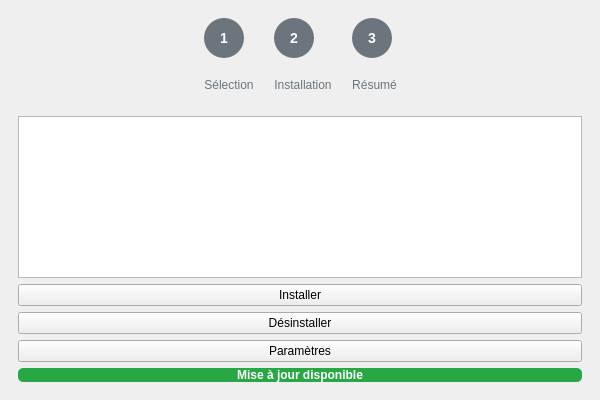
This is mainwindow.ui in Sacdeneu/OnBoarder as Qt 5 draws it before an edit. The edited form follows.
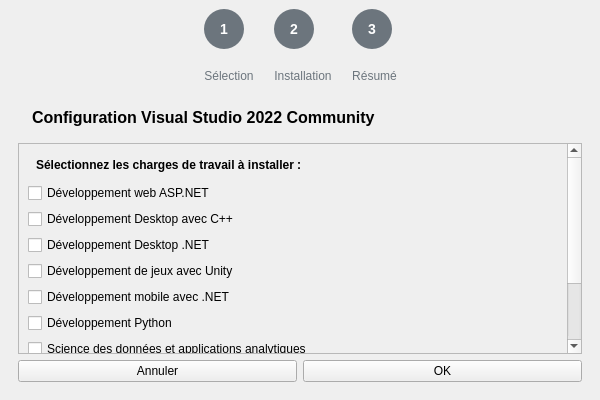
This is the edited form. The open tabs and pages were chosen to show the change.

Commit message: Added Rider, Sourcetree, custom install for visual studio 2022 and UI Fixes

Diff of the .ui file:
```diff
--- a/mainwindow.ui
+++ b/mainwindow.ui
@@ -17,81 +17,164 @@
    <layout class="QVBoxLayout" name="mainLayout">
     <!-- Stepper -->
     <item>
-     <widget class="QWidget" name="stepIndicatorWidget">
-      <layout class="QHBoxLayout" name="stepIndicatorLayout">
-       <property name="spacing">
-        <number>20</number>
-       </property>
-       <item><spacer name="horizontalSpacer_1"><property name="orientation"><enum>Qt::Horizontal</enum></property><property name="sizeHint" stdset="0"><size><width>40</width><height>20</height></size></property></spacer></item>
-       <!-- Step 1 -->
-       <item>
-        <layout class="QVBoxLayout" name="step1Layout">
-         <item>
-          <widget class="QLabel" name="labelStepCircle1">
-           <property name="minimumSize"><size><width>40</width><height>40</height></size></property>
-           <property name="maximumSize"><size><width>40</width><height>40</height></size></property>
-           <property name="text"><string>1</string></property>
-           <property name="alignment"><set>Qt::AlignCenter</set></property>
-           <property name="styleSheet"><string>QLabel { background-color: #6c757d; color: white; border-radius: 20px; font-weight: bold; font-size: 14px; }</string></property>
-          </widget>
-         </item>
-         <item>
-          <widget class="QLabel" name="labelStep1">
-           <property name="text"><string>Sélection</string></property>
-           <property name="alignment"><set>Qt::AlignCenter</set></property>
-           <property name="styleSheet"><string>font-size: 12px; color: #6c757d;</string></property>
-          </widget>
-         </item>
-        </layout>
-       </item>
-       <!-- Step 2 -->
-       <item>
-        <layout class="QVBoxLayout" name="step2Layout">
-         <item>
-          <widget class="QLabel" name="labelStepCircle2">
-           <property name="minimumSize"><size><width>40</width><height>40</height></size></property>
-           <property name="maximumSize"><size><width>40</width><height>40</height></size></property>
-           <property name="text"><string>2</string></property>
-           <property name="alignment"><set>Qt::AlignCenter</set></property>
-           <property name="styleSheet"><string>QLabel { background-color: #6c757d; color: white; border-radius: 20px; font-weight: bold; font-size: 14px; }</string></property>
-          </widget>
-         </item>
-         <item>
-          <widget class="QLabel" name="labelStep2">
-           <property name="text"><string>Installation</string></property>
-           <property name="alignment"><set>Qt::AlignCenter</set></property>
-           <property name="styleSheet"><string>font-size: 12px; color: #6c757d;</string></property>
-          </widget>
-         </item>
-        </layout>
-       </item>
-       <!-- Step 3 -->
-       <item>
-        <layout class="QVBoxLayout" name="step3Layout">
-         <item>
-          <widget class="QLabel" name="labelStepCircle3">
-           <property name="minimumSize"><size><width>40</width><height>40</height></size></property>
-           <property name="maximumSize"><size><width>40</width><height>40</height></size></property>
-           <property name="text"><string>3</string></property>
-           <property name="alignment"><set>Qt::AlignCenter</set></property>
-           <property name="styleSheet"><string>QLabel { background-color: #6c757d; color: white; border-radius: 20px; font-weight: bold; font-size: 14px; }</string></property>
-          </widget>
-         </item>
-         <item>
-          <widget class="QLabel" name="labelStep3">
-           <property name="text"><string>Résumé</string></property>
-           <property name="alignment"><set>Qt::AlignCenter</set></property>
-           <property name="styleSheet"><string>font-size: 12px; color: #6c757d;</string></property>
-          </widget>
-         </item>
-        </layout>
-       </item>
-       <item><spacer name="horizontalSpacer_2"><property name="orientation"><enum>Qt::Horizontal</enum></property><property name="sizeHint" stdset="0"><size><width>40</width><height>20</height></size></property></spacer></item>
-      </layout>
-     </widget>
+     <layout class="QHBoxLayout" name="stepIndicatorLayout">
+      <property name="spacing">
+       <number>20</number>
+      </property>
+      <item>
+       <spacer name="horizontalSpacer_1">
+        <property name="orientation">
+         <enum>Qt::Orientation::Horizontal</enum>
+        </property>
+        <property name="sizeHint" stdset="0">
+         <size>
+          <width>40</width>
+          <height>20</height>
+         </size>
+        </property>
+       </spacer>
+      </item>
+      <item>
+       <layout class="QVBoxLayout" name="step1Layout">
+        <item>
+         <widget class="QLabel" name="labelStepCircle1">
+          <property name="minimumSize">
+           <size>
+            <width>40</width>
+            <height>40</height>
+           </size>
+          </property>
+          <property name="maximumSize">
+           <size>
+            <width>40</width>
+            <height>40</height>
+           </size>
+          </property>
+          <property name="styleSheet">
+           <string>QLabel { background-color: #6c757d; color: white; border-radius: 20px; font-weight: bold; font-size: 14px; }</string>
+          </property>
+          <property name="text">
+           <string>1</string>
+          </property>
+          <property name="alignment">
+           <set>Qt::AlignmentFlag::AlignCenter</set>
+          </property>
+         </widget>
+        </item>
+        <item>
+         <widget class="QLabel" name="labelStep1">
+          <property name="styleSheet">
+           <string>font-size: 12px; color: #6c757d;</string>
+          </property>
+          <property name="text">
+           <string>Sélection</string>
+          </property>
+          <property name="alignment">
+           <set>Qt::AlignmentFlag::AlignCenter</set>
+          </property>
+         </widget>
+        </item>
+       </layout>
+      </item>
+      <item>
+       <layout class="QVBoxLayout" name="step2Layout">
+        <item>
+         <widget class="QLabel" name="labelStepCircle2">
+          <property name="minimumSize">
+           <size>
+            <width>40</width>
+            <height>40</height>
+           </size>
+          </property>
+          <property name="maximumSize">
+           <size>
+            <width>40</width>
+            <height>40</height>
+           </size>
+          </property>
+          <property name="styleSheet">
+           <string>QLabel { background-color: #6c757d; color: white; border-radius: 20px; font-weight: bold; font-size: 14px; }</string>
+          </property>
+          <property name="text">
+           <string>2</string>
+          </property>
+          <property name="alignment">
+           <set>Qt::AlignmentFlag::AlignCenter</set>
+          </property>
+         </widget>
+        </item>
+        <item>
+         <widget class="QLabel" name="labelStep2">
+          <property name="styleSheet">
+           <string>font-size: 12px; color: #6c757d;</string>
+          </property>
+          <property name="text">
+           <string>Installation</string>
+          </property>
+          <property name="alignment">
+           <set>Qt::AlignmentFlag::AlignCenter</set>
+          </property>
+         </widget>
+        </item>
+       </layout>
+      </item>
+      <item>
+       <layout class="QVBoxLayout" name="step3Layout">
+        <item>
+         <widget class="QLabel" name="labelStepCircle3">
+          <property name="minimumSize">
+           <size>
+            <width>40</width>
+            <height>40</height>
+           </size>
+          </property>
+          <property name="maximumSize">
+           <size>
+            <width>40</width>
+            <height>40</height>
+           </size>
+          </property>
+          <property name="styleSheet">
+           <string>QLabel { background-color: #6c757d; color: white; border-radius: 20px; font-weight: bold; font-size: 14px; }</string>
+          </property>
+          <property name="text">
+           <string>3</string>
+          </property>
+          <property name="alignment">
+           <set>Qt::AlignmentFlag::AlignCenter</set>
+          </property>
+         </widget>
+        </item>
+        <item>
+         <widget class="QLabel" name="labelStep3">
+          <property name="styleSheet">
+           <string>font-size: 12px; color: #6c757d;</string>
+          </property>
+          <property name="text">
+           <string>Résumé</string>
+          </property>
+          <property name="alignment">
+           <set>Qt::AlignmentFlag::AlignCenter</set>
+          </property>
+         </widget>
+        </item>
+       </layout>
+      </item>
+      <item>
+       <spacer name="horizontalSpacer_2">
+        <property name="orientation">
+         <enum>Qt::Orientation::Horizontal</enum>
+        </property>
+        <property name="sizeHint" stdset="0">
+         <size>
+          <width>40</width>
+          <height>20</height>
+         </size>
+        </property>
+       </spacer>
+      </item>
+     </layout>
     </item>
-
-    <!-- Pages -->
     <item>
      <widget class="QStackedWidget" name="stackedWidget">
       <!-- Page Sélection -->
@@ -148,7 +231,140 @@
         <item><widget class="QPushButton" name="checkUpdateButton"><property name="text"><string>Vérifier les mises à jour maintenant</string></property></widget></item>
        </layout>
       </widget>
-
+      <widget class="QWidget" name="pageVisualStudioConfig">
+       <layout class="QVBoxLayout" name="vsConfigLayout">
+        <item>
+         <widget class="QLabel" name="vsConfigTitle">
+          <property name="text">
+           <string>Configuration Visual Studio 2022 Community</string>
+          </property>
+          <property name="styleSheet">
+           <string>font-size: 16px; font-weight: bold; margin: 10px;</string>
+          </property>
+         </widget>
+        </item>
+        <item>
+         <widget class="QScrollArea" name="scrollArea">
+          <property name="widgetResizable">
+           <bool>true</bool>
+          </property>
+          <widget class="QWidget" name="scrollAreaWidgetContents">
+           <property name="geometry">
+            <rect>
+             <x>0</x>
+             <y>0</y>
+             <width>580</width>
+             <height>300</height>
+            </rect>
+           </property>
+           <layout class="QVBoxLayout" name="workloadsLayout">
+            <item>
+             <widget class="QLabel" name="workloadsLabel">
+              <property name="text">
+               <string>Sélectionnez les charges de travail à installer :</string>
+              </property>
+              <property name="styleSheet">
+               <string>font-weight: bold; margin: 5px;</string>
+              </property>
+             </widget>
+            </item>
+            <item>
+             <widget class="QCheckBox" name="webDevCheckBox">
+              <property name="text">
+               <string>Développement web ASP.NET</string>
+              </property>
+             </widget>
+            </item>
+            <item>
+             <widget class="QCheckBox" name="desktopDevCheckBox">
+              <property name="text">
+               <string>Développement Desktop avec C++</string>
+              </property>
+             </widget>
+            </item>
+            <item>
+             <widget class="QCheckBox" name="netDesktopCheckBox">
+              <property name="text">
+               <string>Développement Desktop .NET</string>
+              </property>
+             </widget>
+            </item>
+            <item>
+             <widget class="QCheckBox" name="gameDevCheckBox">
+              <property name="text">
+               <string>Développement de jeux avec Unity</string>
+              </property>
+             </widget>
+            </item>
+            <item>
+             <widget class="QCheckBox" name="mobileDevCheckBox">
+              <property name="text">
+               <string>Développement mobile avec .NET</string>
+              </property>
+             </widget>
+            </item>
+            <item>
+             <widget class="QCheckBox" name="pythonDevCheckBox">
+              <property name="text">
+               <string>Développement Python</string>
+              </property>
+             </widget>
+            </item>
+            <item>
+             <widget class="QCheckBox" name="dataDevCheckBox">
+              <property name="text">
+               <string>Science des données et applications analytiques</string>
+              </property>
+             </widget>
+            </item>
+            <item>
+             <widget class="QCheckBox" name="azureDevCheckBox">
+              <property name="text">
+               <string>Développement Azure</string>
+              </property>
+             </widget>
+            </item>
+            <item>
+             <widget class="QCheckBox" name="nodeJSDevCheckBox">
+              <property name="text">
+               <string>Développement Node.js</string>
+              </property>
+             </widget>
+            </item>
+            <item>
+             <widget class="QCheckBox" name="includeRecommendedCheckBox">
+              <property name="text">
+               <string>Inclure les composants recommandés</string>
+              </property>
+              <property name="checked">
+               <bool>true</bool>
+              </property>
+             </widget>
+            </item>
+           </layout>
+          </widget>
+         </widget>
+        </item>
+        <item>
+         <layout class="QHBoxLayout" name="vsConfigButtonsLayout">
+          <item>
+           <widget class="QPushButton" name="vsConfigCancelButton">
+            <property name="text">
+             <string>Annuler</string>
+            </property>
+           </widget>
+          </item>
+          <item>
+           <widget class="QPushButton" name="vsConfigOkButton">
+            <property name="text">
+             <string>OK</string>
+            </property>
+           </widget>
+          </item>
+         </layout>
+        </item>
+       </layout>
+      </widget>
      </widget>
     </item>
    </layout>
```
Left out of the diff: 146 changed lines with no effect on the pictures. The commit also changes 7 other files.
